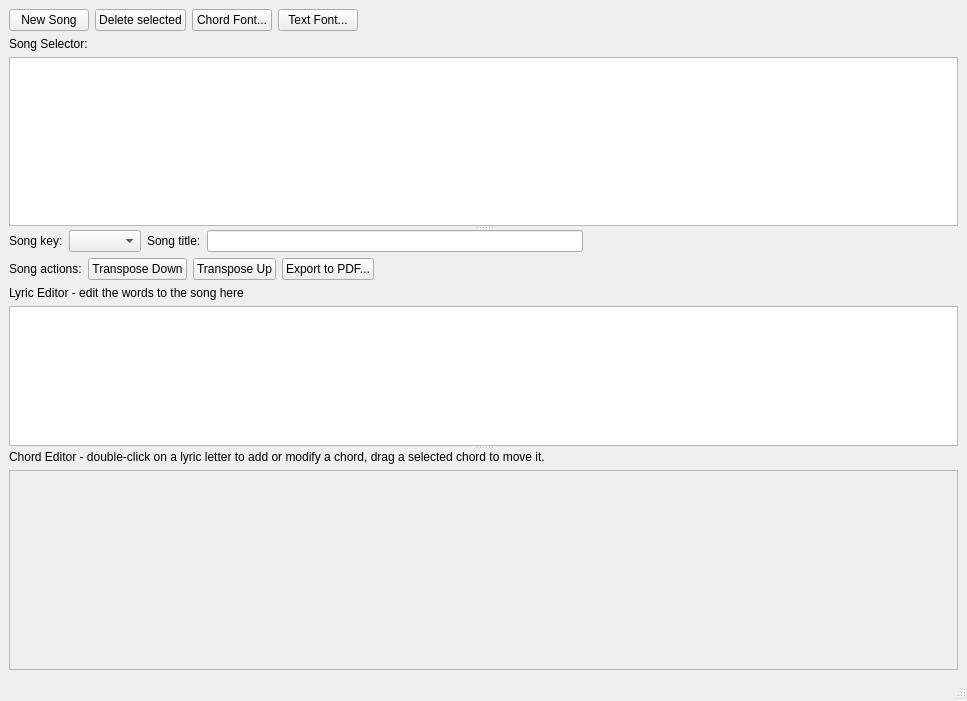
Old version of the form src/song_database_reader.ui in the repository matvey83/softChord.
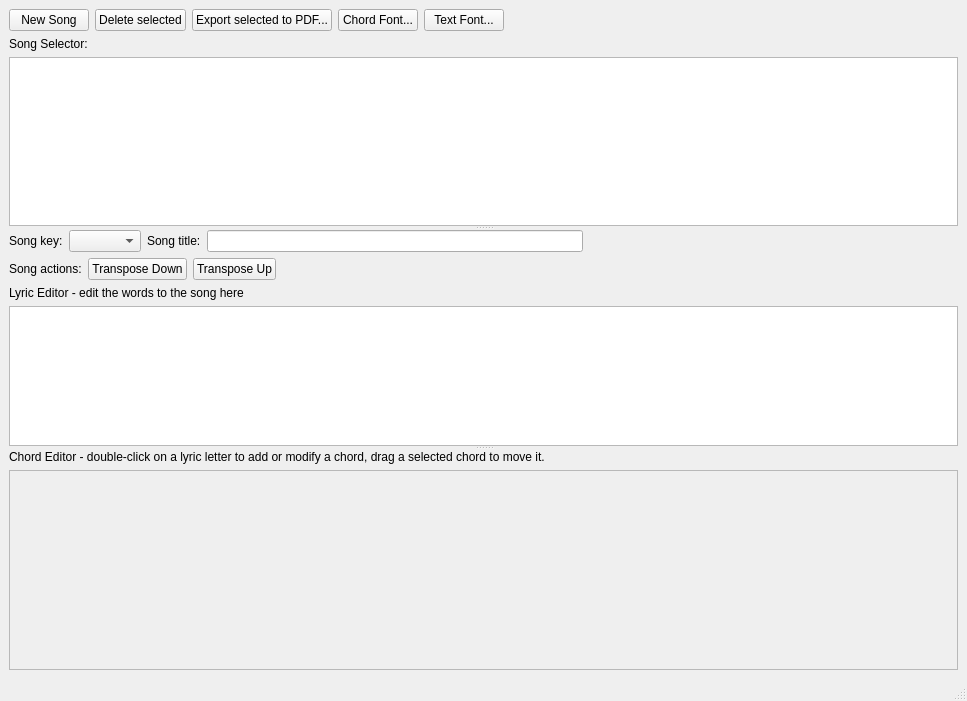
New version of the form.

Commit message: Added ability to export multiple songs to PDF.

What changed in the file:
```diff
--- a/src/song_database_reader.ui
+++ b/src/song_database_reader.ui
@@ -23,7 +23,7 @@
       <widget class="QWidget" name="">
        <layout class="QVBoxLayout" name="verticalLayout_3">
         <item>
-         <layout class="QHBoxLayout" name="horizontalLayout_2" stretch="0,0,0,0,0">
+         <layout class="QHBoxLayout" name="horizontalLayout_2" stretch="0,0,0,0,0,0">
           <item>
            <widget class="QPushButton" name="new_song_button">
             <property name="text">
@@ -38,6 +38,13 @@
             </property>
            </widget>
           </item>
+          <item>
+           <widget class="QPushButton" name="export_pdf_button">
+            <property name="text">
+             <string>Export selected to PDF...</string>
+            </property>
+           </widget>
+          </item>
           <item>
            <widget class="QPushButton" name="chord_font_button">
             <property name="text">
@@ -130,7 +137,7 @@
           </layout>
          </item>
          <item>
-          <layout class="QHBoxLayout" name="horizontalLayout_4" stretch="0,0,0,0,0">
+          <layout class="QHBoxLayout" name="horizontalLayout_4" stretch="0,0,0,0">
            <item>
             <widget class="QLabel" name="label_7">
              <property name="text">
@@ -152,13 +159,6 @@
              </property>
             </widget>
            </item>
-           <item>
-            <widget class="QPushButton" name="export_pdf_button">
-             <property name="text">
-              <string>Export to PDF...</string>
-             </property>
-            </widget>
-           </item>
            <item>
             <spacer name="horizontalSpacer_3">
              <property name="orientation">
```
The commit also changes 1 other file.
